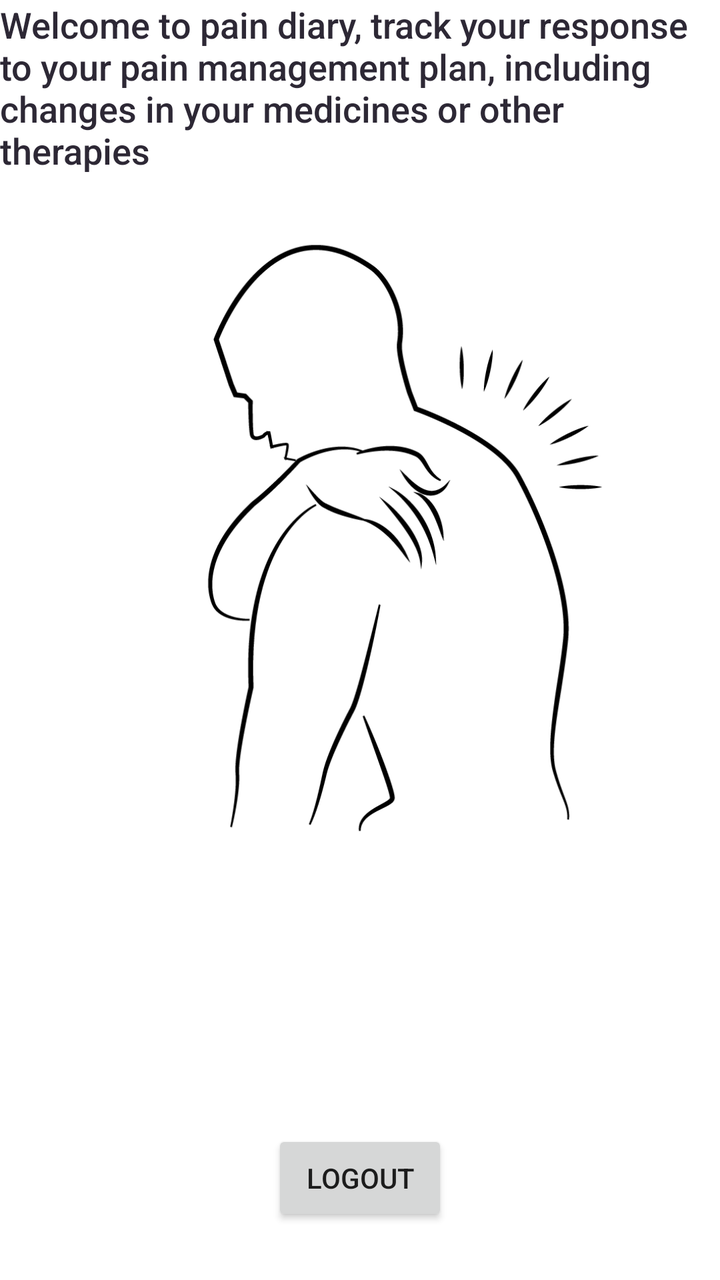
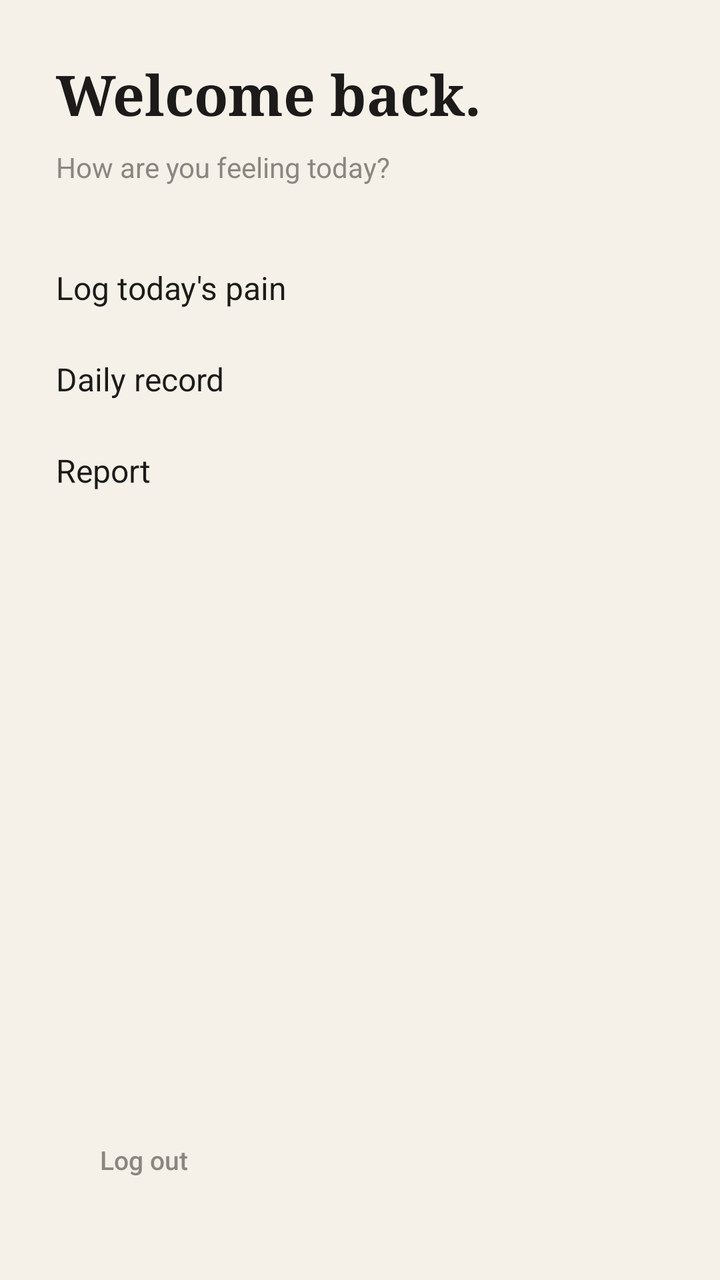

Compare the two renders of this Android layout. The source of the first and the diff that turns it into the second are given below.
<!-- AndroidManifest.xml: application theme Theme.Test1.NoActionBar -->
<!-- res/layout/home_fragment.xml -->
<?xml version="1.0" encoding="utf-8"?>
<androidx.constraintlayout.widget.ConstraintLayout
    xmlns:android="http://schemas.android.com/apk/res/android"
    xmlns:app="http://schemas.android.com/apk/res-auto"
    xmlns:tools="http://schemas.android.com/tools"
    android:layout_width="match_parent"
    android:layout_height="match_parent">


    <TextView
        android:id="@+id/textView4"
        android:layout_width="0dp"
        android:layout_height="wrap_content"
        android:layout_weight="1"
        android:fontFamily="sans-serif-medium"
        android:text="Welcome to pain diary, track your response to your pain management plan, including changes in your medicines or other therapies"
        android:textColor="#2D2835"
        android:textSize="18sp"
        app:layout_constraintEnd_toEndOf="parent"
        app:layout_constraintStart_toStartOf="parent"
        app:layout_constraintTop_toTopOf="parent" />


    <Button
        android:id="@+id/logoutBtn"
        android:layout_width="wrap_content"
        android:layout_height="wrap_content"
        android:layout_weight="1"
        android:text="logout"
        android:textColorHighlight="#FFFFFF"
        app:layout_constraintBottom_toBottomOf="parent"
        app:layout_constraintEnd_toEndOf="parent"
        app:layout_constraintStart_toStartOf="parent"
        app:layout_constraintTop_toBottomOf="@+id/imageView3" />

    <ImageView
        android:id="@+id/imageView3"
        android:layout_width="405dp"
        android:layout_height="538dp"
        app:layout_constraintEnd_toEndOf="parent"
        app:layout_constraintHorizontal_bias="0.0"
        app:layout_constraintStart_toStartOf="parent"
        app:srcCompat="@drawable/back_pain" />


</androidx.constraintlayout.widget.ConstraintLayout>
<!-- resources referenced by this layout -->
<resources>
  <!-- drawable back_pain: png bitmap (drawable, 27767 bytes) -->
  <style name="Theme.Test1.NoActionBar">
          <item name="windowActionBar">false</item>
          <item name="windowNoTitle">true</item>
      </style>
</resources>

<!-- the commit's change to res/layout/home_fragment.xml (unified diff, before → after) -->
@@ -2,45 +2,83 @@
 <androidx.constraintlayout.widget.ConstraintLayout
     xmlns:android="http://schemas.android.com/apk/res/android"
     xmlns:app="http://schemas.android.com/apk/res-auto"
-    xmlns:tools="http://schemas.android.com/tools"
     android:layout_width="match_parent"
-    android:layout_height="match_parent">
-
+    android:layout_height="match_parent"
+    android:background="@color/paper"
+    android:padding="28dp">
 
     <TextView
-        android:id="@+id/textView4"
+        android:id="@+id/homeGreeting"
         android:layout_width="0dp"
         android:layout_height="wrap_content"
-        android:layout_weight="1"
-        android:fontFamily="sans-serif-medium"
-        android:text="Welcome to pain diary, track your response to your pain management plan, including changes in your medicines or other therapies"
-        android:textColor="#2D2835"
-        android:textSize="18sp"
+        android:fontFamily="serif"
+        android:text="Welcome back."
+        android:textColor="@color/ink"
+        android:textSize="28sp"
+        android:textStyle="bold"
         app:layout_constraintEnd_toEndOf="parent"
         app:layout_constraintStart_toStartOf="parent"
         app:layout_constraintTop_toTopOf="parent" />
 
+    <TextView
+        android:id="@+id/homeSubtitle"
+        android:layout_width="0dp"
+        android:layout_height="wrap_content"
+        android:layout_marginTop="8dp"
+        android:text="How are you feeling today?"
+        android:textColor="@color/ink_light"
+        android:textSize="14sp"
+        app:layout_constraintEnd_toEndOf="parent"
+        app:layout_constraintStart_toStartOf="parent"
+        app:layout_constraintTop_toBottomOf="@id/homeGreeting" />
+
+    <TextView
+        android:id="@+id/entryEntryPoint"
+        android:layout_width="0dp"
+        android:layout_height="wrap_content"
+        android:layout_marginTop="40dp"
+        android:text="Log today's pain"
+        android:textColor="@color/ink"
+        android:textSize="16sp"
+        app:layout_constraintEnd_toEndOf="parent"
+        app:layout_constraintStart_toStartOf="parent"
+        app:layout_constraintTop_toBottomOf="@id/homeSubtitle" />
+
+    <TextView
+        android:id="@+id/dailyRecordEntryPoint"
+        android:layout_width="0dp"
+        android:layout_height="wrap_content"
+        android:layout_marginTop="24dp"
+        android:text="Daily record"
+        android:textColor="@color/ink"
+        android:textSize="16sp"
+        app:layout_constraintEnd_toEndOf="parent"
+        app:layout_constraintStart_toStartOf="parent"
+        app:layout_constraintTop_toBottomOf="@id/entryEntryPoint" />
+
+    <TextView
+        android:id="@+id/reportEntryPoint"
+        android:layout_width="0dp"
+        android:layout_height="wrap_content"
+        android:layout_marginTop="24dp"
+        android:text="Report"
+        android:textColor="@color/ink"
+        android:textSize="16sp"
+        app:layout_constraintEnd_toEndOf="parent"
+        app:layout_constraintStart_toStartOf="parent"
+        app:layout_constraintTop_toBottomOf="@id/dailyRecordEntryPoint" />
 
     <Button
         android:id="@+id/logoutBtn"
         android:layout_width="wrap_content"
         android:layout_height="wrap_content"
-        android:layout_weight="1"
-        android:text="logout"
-        android:textColorHighlight="#FFFFFF"
+        android:layout_marginBottom="8dp"
+        android:background="@android:color/transparent"
+        android:text="Log out"
+        android:textAllCaps="false"
+        android:textColor="@color/ink_light"
+        android:textSize="13sp"
         app:layout_constraintBottom_toBottomOf="parent"
-        app:layout_constraintEnd_toEndOf="parent"
-        app:layout_constraintStart_toStartOf="parent"
-        app:layout_constraintTop_toBottomOf="@+id/imageView3" />
-
-    <ImageView
-        android:id="@+id/imageView3"
-        android:layout_width="405dp"
-        android:layout_height="538dp"
-        app:layout_constraintEnd_toEndOf="parent"
-        app:layout_constraintHorizontal_bias="0.0"
-        app:layout_constraintStart_toStartOf="parent"
-        app:srcCompat="@drawable/back_pain" />
-
+        app:layout_constraintStart_toStartOf="parent" />
 
 </androidx.constraintlayout.widget.ConstraintLayout>
<!-- resource entries referenced after the edit -->
@@ -1,6 +1,8 @@
 <!-- resources referenced by this layout -->
 <resources>
-  <!-- drawable back_pain: png bitmap (drawable, 27767 bytes) -->
+  <color name="ink">#1C1B1A</color>
+  <color name="ink_light">#8C8680</color>
+  <color name="paper">#F5F1E8</color>
   <style name="Theme.Test1.NoActionBar">
           <item name="windowActionBar">false</item>
           <item name="windowNoTitle">true</item>
